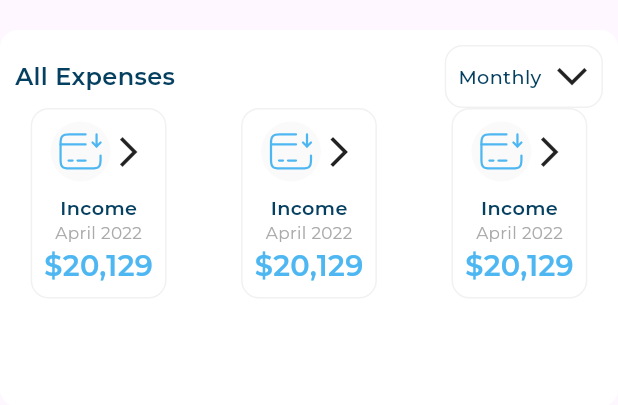
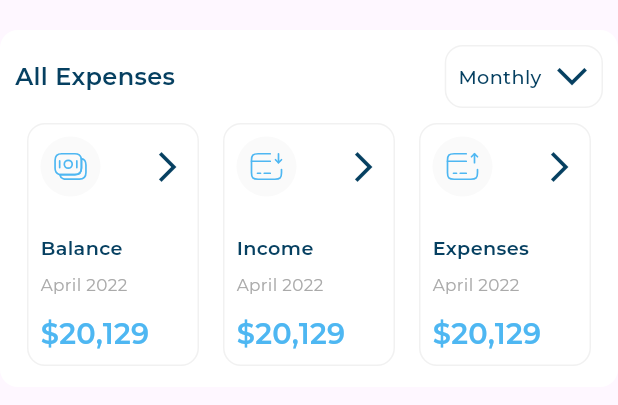
Before and after one commit to taherElzoghby27/responsive-adaptive-project, a Flutter app: the AllExpenses widget shown alone on an empty page, opened directly, on a phone screen of 412 x 824 dp. Shown: the top 405 px of the screen. Run offline on Flutter 3.47's test engine with Material 3 defaults, Android fonts, the phone set to English and light mode, and no system bars; our stand-ins replace device_preview, flutter_svg; project files that could hold a hidden picture were left out.

Commit message:
feat: Improve expenses UI with responsive dashboard and details

```diff
--- a/lib/responsive_dash_board/widgets/all_expenses.dart
+++ b/lib/responsive_dash_board/widgets/all_expenses.dart
@@ -1,9 +1,8 @@
 import 'package:flutter/material.dart';
 import 'package:responsive_adaptive/responsive_dash_board/utils/spacing.dart';
 
+import 'all_expenses_body.dart';
 import 'container_background.dart';
-import 'expenses_component.dart';
-import 'expenses_header.dart';
 
 class AllExpenses extends StatelessWidget {
   const AllExpenses({super.key});
@@ -12,35 +11,20 @@ class AllExpenses extends StatelessWidget {
   Widget build(BuildContext context) {
     return Padding(
       padding: const EdgeInsets.symmetric(vertical: 20),
-      child: Column(
-        children: [
-          Expanded(
+      child: CustomScrollView(
+        slivers: [
+          const SliverToBoxAdapter(
+            child: AllExpensesBody(),
+          ),
+          SliverToBoxAdapter(
+            child: verticalSpace(30),
+          ),
+          const SliverFillRemaining(
+            hasScrollBody: false,
             child: ContainerBackground(
-              child: Padding(
-                padding: const EdgeInsets.all(10),
-                child: Column(
-                  children: [
-                    const ExpensesHeader(),
-                    Row(
-                      mainAxisAlignment: MainAxisAlignment.spaceAround,
-                      children: [
-                        const ExpensesComponent(),
-                        horizontalSpace(8),
-                        const ExpensesComponent(),
-                        horizontalSpace(8),
-                        const ExpensesComponent(),
-                      ],
-                    ),
-                  ],
-                ),
+              child: Column(
+                children: [],
               ),
-            ),
-          ),
-          verticalSpace(30),
-          const Expanded(
-            flex: 2,
-            child: ContainerBackground(
-              child: Column(),
             ),
           ),
         ],
--- /dev/null
+++ b/lib/responsive_dash_board/widgets/all_expenses_body.dart
@@ -0,0 +1,62 @@
+import 'package:flutter/material.dart';
+import 'package:responsive_adaptive/responsive_dash_board/models/expense_item_model.dart';
+import 'package:responsive_adaptive/responsive_dash_board/utils/app_assets.dart';
+import 'package:responsive_adaptive/responsive_dash_board/utils/spacing.dart';
+
+import 'container_background.dart';
+import 'expenses_component.dart';
+import 'expenses_header.dart';
+
+class AllExpensesBody extends StatelessWidget {
+  const AllExpensesBody({super.key});
+  static List<ExpenseItemModel> expenses = [
+    ExpenseItemModel(
+      image: Assets.imagesBalance,
+      title: 'Balance',
+      date: 'April 2022',
+      price: r'$20,129',
+    ),
+    ExpenseItemModel(
+      image: Assets.imagesIncome,
+      title: 'Income',
+      date: 'April 2022',
+      price: r'$20,129',
+    ),
+    ExpenseItemModel(
+      image: Assets.imagesExpenses,
+      title: 'Expenses',
+      date: 'April 2022',
+      price: r'$20,129',
+    ),
+  ];
+  @override
+  Widget build(BuildContext context) {
+    return ContainerBackground(
+      child: Padding(
+        padding: const EdgeInsets.all(10),
+        child: Column(
+          children: [
+            const ExpensesHeader(),
+            verticalSpace(6),
+            Row(
+              children: expenses
+                  .map(
+                    (item) => Expanded(
+                      child: ExpensesComponent(
+                        expenseItemModel: ExpenseItemModel(
+                          image: item.image,
+                          title: item.title,
+                          date: item.date,
+                          price: item.price,
+                        ),
+                      ),
+                    ),
+                  )
+                  .toList(),
+            ),
+          ],
+        ),
+      ),
+    );
+  }
+}
--- a/lib/responsive_dash_board/widgets/expenses_component.dart
+++ b/lib/responsive_dash_board/widgets/expenses_component.dart
@@ -1,39 +1,51 @@
 import 'package:flutter/material.dart';
+import 'package:responsive_adaptive/responsive_dash_board/models/expense_item_model.dart';
 import 'package:responsive_adaptive/responsive_dash_board/utils/app_styles.dart';
 
-import '../utils/app_assets.dart';
 import '../utils/spacing.dart';
 import 'container_border.dart';
 import 'header_expense_component.dart';
 
 class ExpensesComponent extends StatelessWidget {
-  const ExpensesComponent({super.key});
-
+  const ExpensesComponent({
+    super.key,
+    required this.expenseItemModel,
+  });
+  final ExpenseItemModel expenseItemModel;
   @override
   Widget build(BuildContext context) {
-    return ContainerBorder(
+    return Padding(
+      padding: const EdgeInsets.symmetric(
+        vertical: 4,
+        horizontal: 8,
+      ),
+      child: ContainerBorder(
         child: Padding(
           padding: const EdgeInsets.all(8.0),
           child: Column(
+            crossAxisAlignment: CrossAxisAlignment.start,
             mainAxisAlignment: MainAxisAlignment.spaceAround,
             children: [
-            const HeaderExpenseComponent(image: Assets.imagesIncome),
+              HeaderExpenseComponent(image: expenseItemModel.image),
+              verticalSpace(25),
+              Text(
+                expenseItemModel.title,
+                style: AppStyles.styleSemiBold16(context),
+              ),
               verticalSpace(8),
               Text(
-              'Income',
-              style: AppStyles.styleSemiBold16(context),
-            ),
-            Text(
-              'April 2022',
+                expenseItemModel.date,
                 style: AppStyles.styleRegular14(context),
               ),
+              verticalSpace(10),
               Text(
-              r'$20,129',
+                expenseItemModel.price,
                 style: AppStyles.styleSemiBold24(context),
               ),
             ],
           ),
         ),
+      ),
     );
   }
 }
--- a/lib/responsive_dash_board/widgets/header_expense_component.dart
+++ b/lib/responsive_dash_board/widgets/header_expense_component.dart
@@ -13,13 +13,17 @@ class HeaderExpenseComponent extends StatelessWidget {
       children: [
         CircleAvatar(
           backgroundColor: const Color(0xFFFAFAFA),
-          child: SvgPicture.asset(image),
+          child: Padding(
+            padding: const EdgeInsets.all(8.0),
+            child: SvgPicture.asset(image),
+          ),
         ),
         const Spacer(),
         Transform.rotate(
           angle: -1.57079633 * 2,
           child: const Icon(
             Icons.arrow_back_ios_new_outlined,
+            color: Color(0xFF064061),
           ),
         ),
       ],
--- a/lib/responsive_dash_board/widgets/range_option.dart
+++ b/lib/responsive_dash_board/widgets/range_option.dart
@@ -23,6 +23,7 @@ class RangeOption extends StatelessWidget {
               angle: -1.57079633,
               child: const Icon(
                 Icons.arrow_back_ios_new_outlined,
+                color: Color(0xFF064061),
               ),
             ),
           ],
```
Lines whose indentation alone changed are shown as unchanged.
